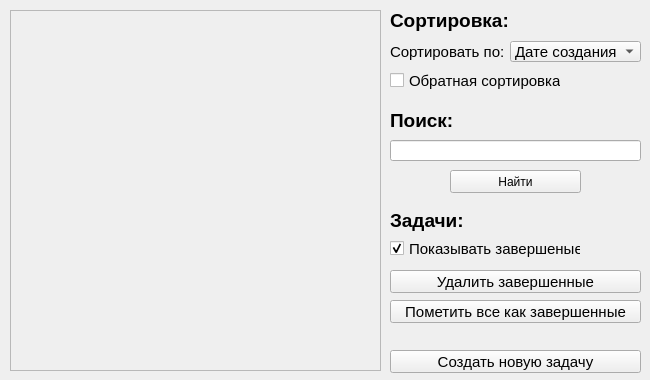
Above: ui/MainWindow.ui from itKillerWhale/day_planner before the change. Below: the same form after it.
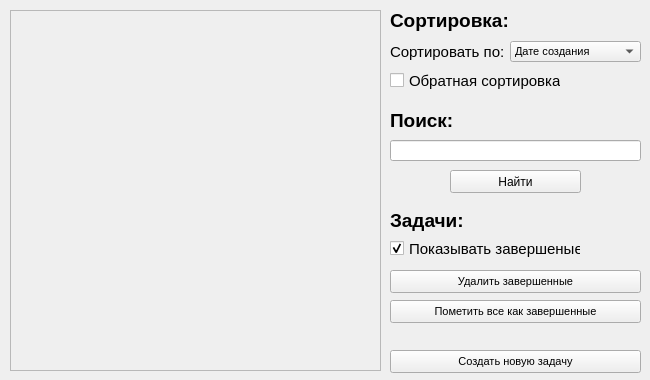
That is the form after the change.

Commit message: Добавленна сортировка

Diff of the .ui file:
```diff
--- a/ui/MainWindow.ui
+++ b/ui/MainWindow.ui
@@ -66,7 +66,7 @@
     </property>
     <property name="font">
      <font>
-      <pointsize>11</pointsize>
+      <pointsize>8</pointsize>
      </font>
     </property>
     <property name="layoutDirection">
@@ -255,7 +255,7 @@
     </property>
     <property name="font">
      <font>
-      <pointsize>11</pointsize>
+      <pointsize>8</pointsize>
      </font>
     </property>
     <property name="text">
@@ -273,7 +273,7 @@
     </property>
     <property name="font">
      <font>
-      <pointsize>11</pointsize>
+      <pointsize>8</pointsize>
      </font>
     </property>
     <property name="text">
@@ -291,7 +291,7 @@
     </property>
     <property name="font">
      <font>
-      <pointsize>11</pointsize>
+      <pointsize>8</pointsize>
      </font>
     </property>
     <property name="text">
```
The commit also changes 2 other files.
